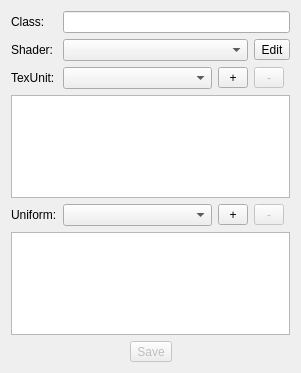
Old version of the form Tools/Horde3DEditor/src/HordeSceneEditor/MaterialWidget.ui in the repository shdpl/nawia.
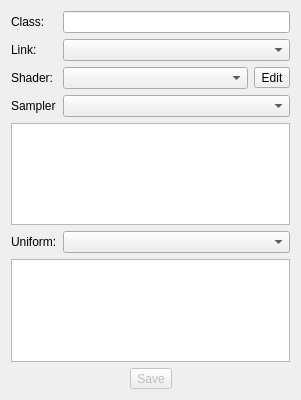
New version of the form. Custom widgets are drawn as their Qt base class.

Commit message: - fixed import of referenced code resources - started with MaterialWidget refactory

```diff
--- a/Tools/Horde3DEditor/src/HordeSceneEditor/MaterialWidget.ui
+++ b/Tools/Horde3DEditor/src/HordeSceneEditor/MaterialWidget.ui
@@ -1,149 +1,95 @@
 <ui version="4.0" >
  <class>MaterialWidget</class>
- <widget class="QWidget" name="MaterialWidget" >
-  <property name="geometry" >
+ <widget class="QWidget" name="MaterialWidget">
+  <property name="geometry">
    <rect>
     <x>0</x>
     <y>0</y>
     <width>301</width>
-    <height>373</height>
+    <height>400</height>
    </rect>
   </property>
-  <property name="windowTitle" >
+  <property name="windowTitle">
    <string>Material Settings[*]</string>
   </property>
-  <layout class="QGridLayout" >
-   <item row="0" column="0" >
-    <widget class="QLabel" name="label_2" >
-     <property name="sizePolicy" >
-      <sizepolicy vsizetype="Preferred" hsizetype="Fixed" >
+  <layout class="QGridLayout" name="gridLayout">
+   <item row="0" column="0">
+    <widget class="QLabel" name="label_2">
+     <property name="sizePolicy">
+      <sizepolicy hsizetype="Fixed" vsizetype="Preferred">
        <horstretch>0</horstretch>
        <verstretch>0</verstretch>
       </sizepolicy>
      </property>
-     <property name="text" >
+     <property name="text">
       <string>Class:</string>
      </property>
     </widget>
    </item>
-   <item row="0" column="1" colspan="3" >
-    <widget class="QLineEdit" name="m_className" />
+   <item row="0" column="1" colspan="2">
+    <widget class="QLineEdit" name="m_className"/>
    </item>
-   <item row="1" column="0" >
-    <widget class="QLabel" name="label" >
-     <property name="text" >
+   <item row="1" column="0">
+    <widget class="QLabel" name="label_5">
+     <property name="text">
+      <string>Link:</string>
+     </property>
+    </widget>
+   </item>
+   <item row="1" column="1" colspan="2">
+    <widget class="MaterialComboBox" name="m_linkMaterial"/>
+   </item>
+   <item row="2" column="0">
+    <widget class="QLabel" name="label">
+     <property name="text">
       <string>Shader:</string>
      </property>
     </widget>
    </item>
-   <item row="1" column="1" colspan="2" >
-    <widget class="ShaderComboBox" name="m_shader" />
+   <item row="2" column="1">
+    <widget class="ShaderComboBox" name="m_shader"/>
    </item>
-   <item row="1" column="3" >
-    <widget class="QToolButton" name="m_editShader" >
-     <property name="text" >
+   <item row="2" column="2">
+    <widget class="QToolButton" name="m_editShader">
+     <property name="text">
       <string>Edit</string>
      </property>
     </widget>
    </item>
-   <item row="2" column="0" >
-    <widget class="QLabel" name="label_3" >
-     <property name="text" >
-      <string>TexUnit:</string>
+   <item row="3" column="0">
+    <widget class="QLabel" name="label_3">
+     <property name="text">
+      <string>Sampler</string>
      </property>
     </widget>
    </item>
-   <item row="2" column="1" >
-    <widget class="QComboBox" name="m_texUnitCombo" />
+   <item row="3" column="1" colspan="2">
+    <widget class="QComboBox" name="m_texUnitCombo"/>
    </item>
-   <item row="2" column="2" >
-    <widget class="QToolButton" name="m_addTexUnit" >
-     <property name="enabled" >
-      <bool>true</bool>
-     </property>
-     <property name="minimumSize" >
-      <size>
-       <width>30</width>
-       <height>0</height>
-      </size>
-     </property>
-     <property name="text" >
-      <string>+</string>
-     </property>
-    </widget>
+   <item row="4" column="0" colspan="3">
+    <widget class="QPropertyEditorWidget" name="m_texUnitProperties"/>
    </item>
-   <item row="2" column="3" >
-    <widget class="QToolButton" name="m_removeTexUnit" >
-     <property name="enabled" >
-      <bool>false</bool>
-     </property>
-     <property name="minimumSize" >
-      <size>
-       <width>30</width>
-       <height>0</height>
-      </size>
-     </property>
-     <property name="text" >
-      <string>-</string>
-     </property>
-    </widget>
-   </item>
-   <item row="3" column="0" colspan="4" >
-    <widget class="QPropertyEditorWidget" name="m_texUnitProperties" />
-   </item>
-   <item row="4" column="0" >
-    <widget class="QLabel" name="label_4" >
-     <property name="text" >
+   <item row="5" column="0">
+    <widget class="QLabel" name="label_4">
+     <property name="text">
       <string>Uniform:</string>
      </property>
     </widget>
    </item>
-   <item row="4" column="1" >
-    <widget class="QComboBox" name="m_uniformCombo" />
+   <item row="5" column="1" colspan="2">
+    <widget class="QComboBox" name="m_uniformCombo"/>
    </item>
-   <item row="4" column="2" >
-    <widget class="QToolButton" name="m_addUniform" >
-     <property name="enabled" >
-      <bool>true</bool>
-     </property>
-     <property name="minimumSize" >
-      <size>
-       <width>30</width>
-       <height>0</height>
-      </size>
-     </property>
-     <property name="text" >
-      <string>+</string>
-     </property>
-    </widget>
+   <item row="6" column="0" colspan="3">
+    <widget class="QPropertyEditorWidget" name="m_uniformProperties"/>
    </item>
-   <item row="4" column="3" >
-    <widget class="QToolButton" name="m_removeUniform" >
-     <property name="enabled" >
-      <bool>false</bool>
-     </property>
-     <property name="minimumSize" >
-      <size>
-       <width>30</width>
-       <height>0</height>
-      </size>
-     </property>
-     <property name="text" >
-      <string>-</string>
-     </property>
-    </widget>
-   </item>
-   <item row="5" column="0" colspan="4" >
-    <widget class="QPropertyEditorWidget" name="m_uniformProperties" />
-   </item>
-   <item row="6" column="0" colspan="4" >
-    <layout class="QHBoxLayout" >
+   <item row="7" column="0" colspan="3">
+    <layout class="QHBoxLayout">
      <item>
       <spacer>
-       <property name="orientation" >
+       <property name="orientation">
         <enum>Qt::Horizontal</enum>
        </property>
-       <property name="sizeHint" >
+       <property name="sizeHint" stdset="0">
         <size>
          <width>40</width>
          <height>20</height>
@@ -152,21 +98,21 @@
       </spacer>
      </item>
      <item>
-      <widget class="QToolButton" name="m_saveButton" >
-       <property name="enabled" >
+      <widget class="QToolButton" name="m_saveButton">
+       <property name="enabled">
         <bool>false</bool>
        </property>
-       <property name="text" >
+       <property name="text">
         <string>Save</string>
        </property>
       </widget>
      </item>
      <item>
       <spacer>
-       <property name="orientation" >
+       <property name="orientation">
         <enum>Qt::Horizontal</enum>
        </property>
-       <property name="sizeHint" >
+       <property name="sizeHint" stdset="0">
         <size>
          <width>40</width>
          <height>20</height>
@@ -187,7 +133,12 @@
   <customwidget>
    <class>QPropertyEditorWidget</class>
    <extends>QTreeView</extends>
-   <header location="global" >QPropertyEditor/QPropertyEditorWidget.h</header>
+   <header location="global">QPropertyEditor/QPropertyEditorWidget.h</header>
+  </customwidget>
+  <customwidget>
+   <class>MaterialComboBox</class>
+   <extends>QComboBox</extends>
+   <header>MaterialCombobox.h</header>
   </customwidget>
  </customwidgets>
  <resources/>
```
Left out of the diff: 3 changed lines with no effect on the pictures. The commit also changes 17 other files.
